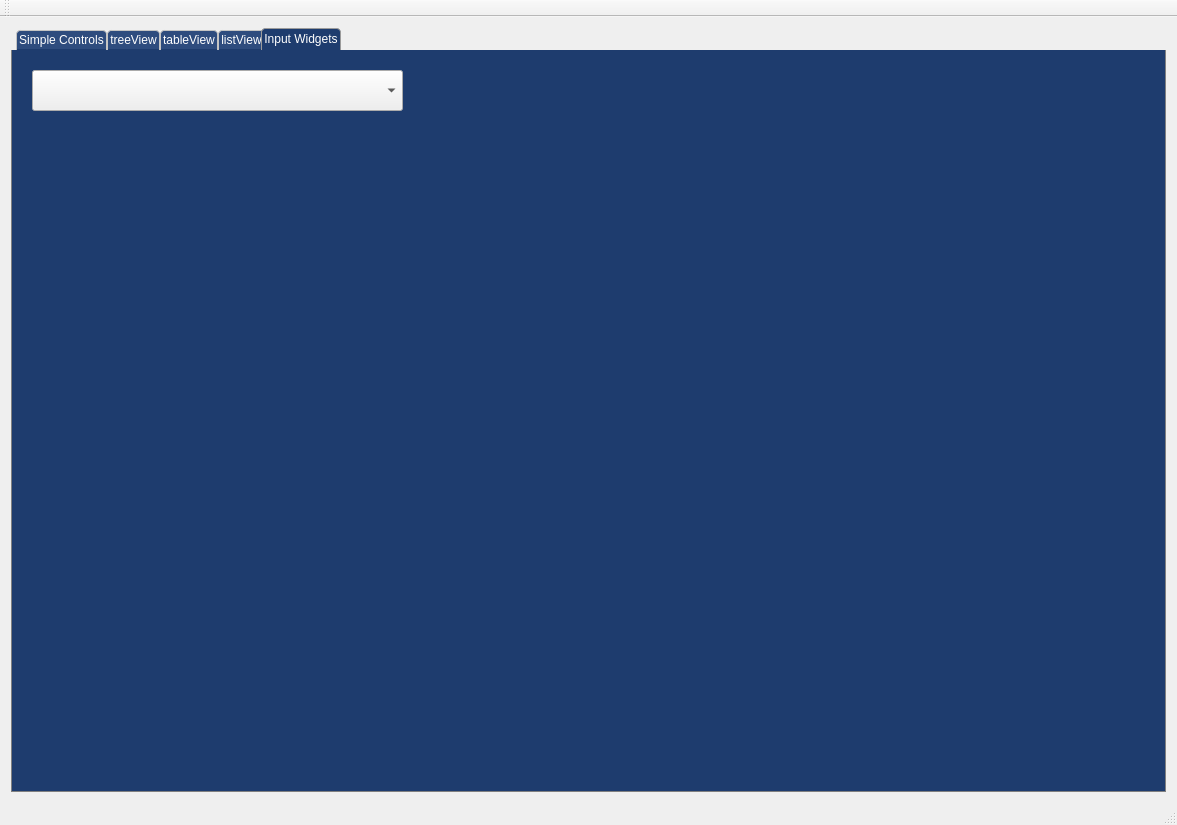
The window that ControlsDemo/ControlsDemo.ui (CaiHongkung/QCControls) describes before a commit, drawn with Qt 5.
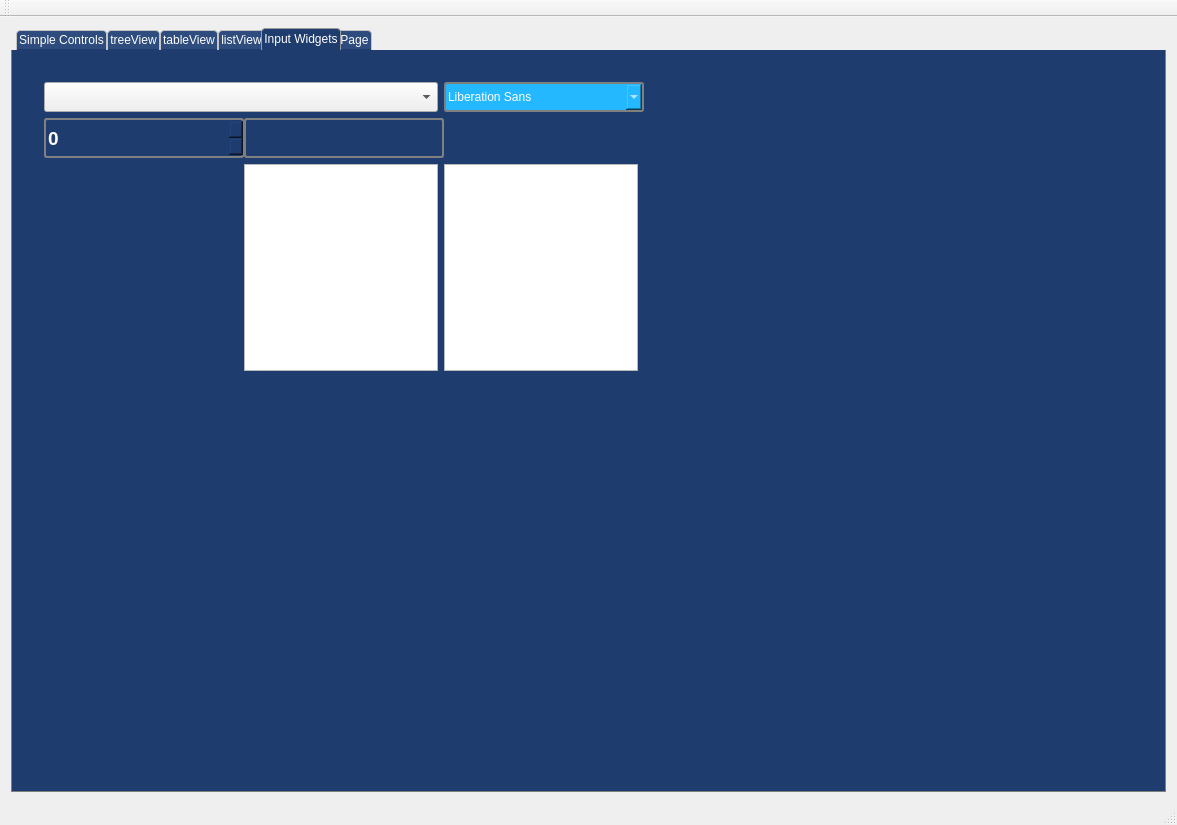
The same window after the commit. The open tabs and pages were chosen to show the change. Icons and pictures are not drawn. Custom widgets are drawn as their Qt base class.

The edit to the form file:
```diff
--- a/ControlsDemo/ControlsDemo.ui
+++ b/ControlsDemo/ControlsDemo.ui
@@ -15,7 +15,7 @@
   </property>
   <widget class="QWidget" name="centralWidget">
    <layout class="QGridLayout" name="gridLayout_6">
-    <item row="0" column="0">
+    <item row="1" column="0">
      <widget class="QTabWidget" name="tabWidget">
       <property name="styleSheet">
        <string notr="true">QTabWidget::pane{
@@ -134,56 +134,6 @@
          </item>
         </layout>
        </widget>
-       <widget class="QFontComboBox" name="fontComboBox">
-        <property name="geometry">
-         <rect>
-          <x>30</x>
-          <y>180</y>
-          <width>211</width>
-          <height>31</height>
-         </rect>
-        </property>
-       </widget>
-       <widget class="QLineEdit" name="lineEdit">
-        <property name="geometry">
-         <rect>
-          <x>30</x>
-          <y>240</y>
-          <width>211</width>
-          <height>31</height>
-         </rect>
-        </property>
-       </widget>
-       <widget class="QTextEdit" name="textEdit">
-        <property name="geometry">
-         <rect>
-          <x>30</x>
-          <y>290</y>
-          <width>211</width>
-          <height>87</height>
-         </rect>
-        </property>
-       </widget>
-       <widget class="QPlainTextEdit" name="plainTextEdit">
-        <property name="geometry">
-         <rect>
-          <x>30</x>
-          <y>390</y>
-          <width>211</width>
-          <height>87</height>
-         </rect>
-        </property>
-       </widget>
-       <widget class="QSpinBox" name="spinBox">
-        <property name="geometry">
-         <rect>
-          <x>260</x>
-          <y>180</y>
-          <width>181</width>
-          <height>31</height>
-         </rect>
-        </property>
-       </widget>
       </widget>
       <widget class="QWidget" name="tab">
        <attribute name="title">
@@ -219,29 +169,133 @@
        <attribute name="title">
         <string>Input Widgets</string>
        </attribute>
-       <widget class="QCComboBox" name="comboBox">
+       <widget class="QWidget" name="layoutWidget">
         <property name="geometry">
          <rect>
-          <x>20</x>
-          <y>20</y>
-          <width>371</width>
-          <height>41</height>
+          <x>21</x>
+          <y>21</y>
+          <width>616</width>
+          <height>311</height>
          </rect>
         </property>
-        <property name="sizePolicy">
-         <sizepolicy hsizetype="Preferred" vsizetype="Minimum">
-          <horstretch>0</horstretch>
-          <verstretch>0</verstretch>
-         </sizepolicy>
-        </property>
-        <property name="minimumSize">
-         <size>
-          <width>150</width>
-          <height>30</height>
-         </size>
-        </property>
+        <layout class="QGridLayout" name="gridLayout_5">
+         <item row="4" column="1">
+          <widget class="QPlainTextEdit" name="plainTextEdit"/>
+         </item>
+         <item row="4" column="2">
+          <widget class="QTextEdit" name="textEdit"/>
+         </item>
+         <item row="0" column="2">
+          <widget class="QFontComboBox" name="fontComboBox">
+           <property name="sizePolicy">
+            <sizepolicy hsizetype="Minimum" vsizetype="Fixed">
+             <horstretch>0</horstretch>
+             <verstretch>0</verstretch>
+            </sizepolicy>
+           </property>
+           <property name="minimumSize">
+            <size>
+             <width>200</width>
+             <height>30</height>
+            </size>
+           </property>
+           <property name="styleSheet">
+            <string notr="true">QFontComboBox{background:#1e3c6e;color:white;border:2px solid gray;border-radius:3px}
+QFontComboBox::editable{background:#23b8ff;}
+QFontComboBox::drop-down{border-radius:3px;min-width:30px;border-image:url(:/ControlsDemo/Resources/pics/DownArrow.bmp);}
+QFontComboBox::drop-down:pressed{position:relative;top:1px;left:1px}
+QFontComboBox::drop-down:on {top: 1px;left: 1px}
+QListView{color:white;outline:0px;background: #1e3c6e}
+QListView::item{color:white;min-height:30px;border-top:1px solid #63709c;}
+QListView::item:selected{color:red;background:#295dab;}
+QListView::item:hover{background:#295dab;}
+QScrollBar::vertical{min-width:24px;min-height:80px;background:#1e3c6e;margin:24px 0 24px 0;}
+QScrollBar::handle:vertical{margin:2px;min-height:50px;background:#295dab;border-radius:5px}
+QScrollBar::handle:vertical:hover{background:#125ddb}
+QScrollBar::handle:vertical:pressed{background:#125ddb}
+QScrollBar::sub-line:vertical{border-image:url(:/ControlsDemo/Resources/pics/listUpArrow.png);height:24px;subcontrol-position:top;subcontrol-origin:margin}
+QScrollBar::add-line:vertical{border-image:url(:/ControlsDemo/Resources/pics/listDownArrow.png);height:24px;subcontrol-position:bottom;subcontrol-origin:margin}
+QScrollBar::sub-page:vertical{background:#1e3c6e;}
+QScrollBar::add-page:vertical{background:#1e3c6e;}
+QScrollBar::horizontal{min-width:50px;min-height:24px;background:#1e3c6e;margin:0px 24px 0 24px;}
+QScrollBar::handle:horizontal{margin:2px;height:24px;background:#295dabaa;border-radius:5px}
+QScrollBar::handle:horizontal:hover{background:#295dab88}
+QScrollBar::handle:horizontal:pressed{background:#295dabaa}
+QScrollBar::sub-line:horizontal{border-image:url(:/ControlsDemo/Resources/pics/listLeftArrow.png);width:24px;subcontrol-position:left;subcontrol-origin:margin}
+QScrollBar::add-line:horizontal{border-image:url(:/ControlsDemo/Resources/pics/listRightArrow.png);width:24px;subcontrol-position:right;subcontrol-origin:margin}
+QScrollBar::sub-page:horizontal{background:#1e3c6e;}
+QScrollBar::add-page:horizontal{background:#1e3c6e;}
+</string>
+           </property>
+          </widget>
+         </item>
+         <item row="0" column="0" colspan="2">
+          <widget class="QCComboBox" name="comboBox">
+           <property name="sizePolicy">
+            <sizepolicy hsizetype="Minimum" vsizetype="Fixed">
+             <horstretch>0</horstretch>
+             <verstretch>0</verstretch>
+            </sizepolicy>
+           </property>
+           <property name="minimumSize">
+            <size>
+             <width>150</width>
+             <height>30</height>
+            </size>
+           </property>
+          </widget>
+         </item>
+         <item row="3" column="0">
+          <widget class="QSpinBox" name="spinBox">
+           <property name="minimumSize">
+            <size>
+             <width>200</width>
+             <height>40</height>
+            </size>
+           </property>
+           <property name="styleSheet">
+            <string notr="true">QSpinBox{font:bold 19px;background:#1e3c6e;color:white;border:2px solid gray;border-radius:3px;padding-right:15px;selection-background-color: red;}
+QSpinBox::down-button{border-radius:3px;min-width:30px;border-image:url(:/ControlsDemo/Resources/pics/DownArrow.bmp);}
+QSpinBox::down-button:pressed{position:relative;top:1px;left:1px}
+QSpinBox::up-button{border-radius:3px;min-width:30px;border-image:url(:/ControlsDemo/Resources/pics/UpArrow.bmp);}
+QSpinBox::up-button:pressed{position:relative;top:1px;left:1px}
+</string>
+           </property>
+          </widget>
+         </item>
+         <item row="3" column="1">
+          <widget class="QLineEdit" name="lineEdit">
+           <property name="minimumSize">
+            <size>
+             <width>200</width>
+             <height>40</height>
+            </size>
+           </property>
+           <property name="styleSheet">
+            <string notr="true">QLineEdit{font:bold 19px;background:#1e3c6e;color:white;border:2px solid gray;border-radius:3px;}
+</string>
+           </property>
+          </widget>
+         </item>
+        </layout>
        </widget>
       </widget>
+      <widget class="QWidget" name="tab_6">
+       <attribute name="title">
+        <string>Page</string>
+       </attribute>
+       <layout class="QGridLayout" name="gridLayout_7">
+        <item row="0" column="0">
+         <widget class="QCDial" name="dial">
+          <property name="styleSheet">
+           <string notr="true">border-image: url(:/ControlsDemo/Resources/pics/dialBg.png);
+image: url(:/ControlsDemo/Resources/pics/dial.png);
+background-image: url(:/ControlsDemo/Resources/pics/dial.png);</string>
+          </property>
+         </widget>
+        </item>
+       </layout>
+      </widget>
      </widget>
     </item>
    </layout>
@@ -303,6 +357,11 @@
    <extends>QTableView</extends>
    <header>qctableview.h</header>
   </customwidget>
+  <customwidget>
+   <class>QCDial</class>
+   <extends>QDial</extends>
+   <header>qcdial.h</header>
+  </customwidget>
  </customwidgets>
  <resources>
   <include location="ControlsDemo.qrc"/>
```
Left out of the diff: 2 changed lines with no effect on the pictures.
